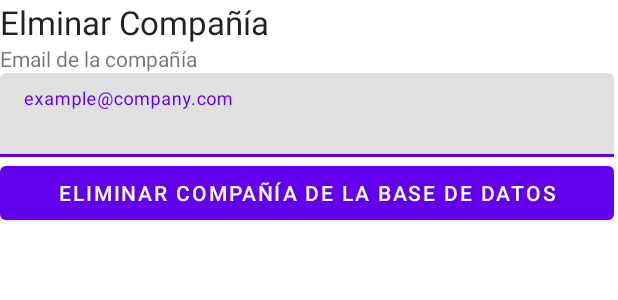
After one commit to AndresRPerez12/DesarrolloAppsMoviles, an Android app: the layout activity_delete.xml on its own in the app's theme, with its tools: preview values and no code run, on a phone screen of 412 x 824 dp. The commit adds this screen. Shown: the top 300 px of the screen. Run offline under Robolectric (Android 15) with nearby library versions, the phone set to English and light mode, and no system bars.

Commit message:
Create, update, and delete activities

```diff
--- a/Talleres/UsersDatabase/app/build.gradle
+++ b/Talleres/UsersDatabase/app/build.gradle
@@ -32,6 +32,7 @@ dependencies {
     implementation 'androidx.appcompat:appcompat:1.5.1'
     implementation 'com.google.android.material:material:1.6.1'
     implementation 'androidx.constraintlayout:constraintlayout:2.1.4'
+    implementation "androidx.cardview:cardview:1.0.0"
     testImplementation 'junit:junit:4.13.2'
     androidTestImplementation 'androidx.test.ext:junit:1.1.3'
     androidTestImplementation 'androidx.test.espresso:espresso-core:3.4.0'
--- a/Talleres/UsersDatabase/app/src/main/java/co/edu/unal/usersdatabase/dataAccess/model/Company.java
+++ b/Talleres/UsersDatabase/app/src/main/java/co/edu/unal/usersdatabase/dataAccess/model/Company.java
@@ -26,7 +26,7 @@ public class Company implements Serializable {
     private String email;
 
     @ColumnInfo(name = "services")
-    private List<String> services;
+    private String services;
 
     @ColumnInfo(name = "classification")
     private String classification;
@@ -71,11 +71,11 @@ public class Company implements Serializable {
         this.email = email;
     }
 
-    public List<String> getServices() {
+    public String getServices() {
         return services;
     }
 
-    public void setServices(List<String> services) {
+    public void setServices(String services) {
         this.services = services;
     }
 
--- /dev/null
+++ b/Talleres/UsersDatabase/app/src/main/res/layout/activity_delete.xml
@@ -0,0 +1,49 @@
+<?xml version="1.0" encoding="utf-8"?>
+<androidx.constraintlayout.widget.ConstraintLayout xmlns:android="http://schemas.android.com/apk/res/android"
+    xmlns:tools="http://schemas.android.com/tools"
+    android:layout_width="match_parent"
+    android:layout_height="match_parent">
+
+    <ScrollView
+        android:layout_width="409dp"
+        android:layout_height="729dp"
+        tools:layout_editor_absoluteX="1dp"
+        tools:layout_editor_absoluteY="1dp">
+
+        <LinearLayout
+            android:layout_width="match_parent"
+            android:layout_height="wrap_content"
+            android:orientation="vertical" >
+
+            <TextView
+                android:id="@+id/deleteTitle"
+                android:layout_width="match_parent"
+                android:layout_height="wrap_content"
+                android:text="Elminar Compañía"
+                android:textAppearance="@style/TextAppearance.AppCompat.Large" />
+
+            <TextView
+                android:id="@+id/deleteEmailText"
+                android:layout_width="match_parent"
+                android:layout_height="wrap_content"
+                android:text="Email de la compañía" />
+
+            <com.google.android.material.textfield.TextInputLayout
+                android:layout_width="match_parent"
+                android:layout_height="match_parent">
+
+                <com.google.android.material.textfield.TextInputEditText
+                    android:id="@+id/deleteEmail"
+                    android:layout_width="match_parent"
+                    android:layout_height="wrap_content"
+                    android:hint="example@company.com" />
+            </com.google.android.material.textfield.TextInputLayout>
+
+            <Button
+                android:id="@+id/deleteButton"
+                android:layout_width="match_parent"
+                android:layout_height="wrap_content"
+                android:text="Eliminar compañía de la base de datos" />
+        </LinearLayout>
+    </ScrollView>
+</androidx.constraintlayout.widget.ConstraintLayout>
```
Also changed, not shown: Talleres/UsersDatabase/app/src/main/java/co/edu/unal/usersdatabase/MainActivity.java (+24 -0 lines), Talleres/UsersDatabase/app/src/main/res/layout/activity_create.xml (added, +134 -0 lines), Talleres/UsersDatabase/app/src/main/res/layout/activity_main.xml (+2 -15 lines), Talleres/UsersDatabase/app/src/main/res/layout/activity_update.xml (added, +134 -0 lines), Talleres/UsersDatabase/app/src/main/res/menu/options_menu.xml (added, +10 -0 lines).
